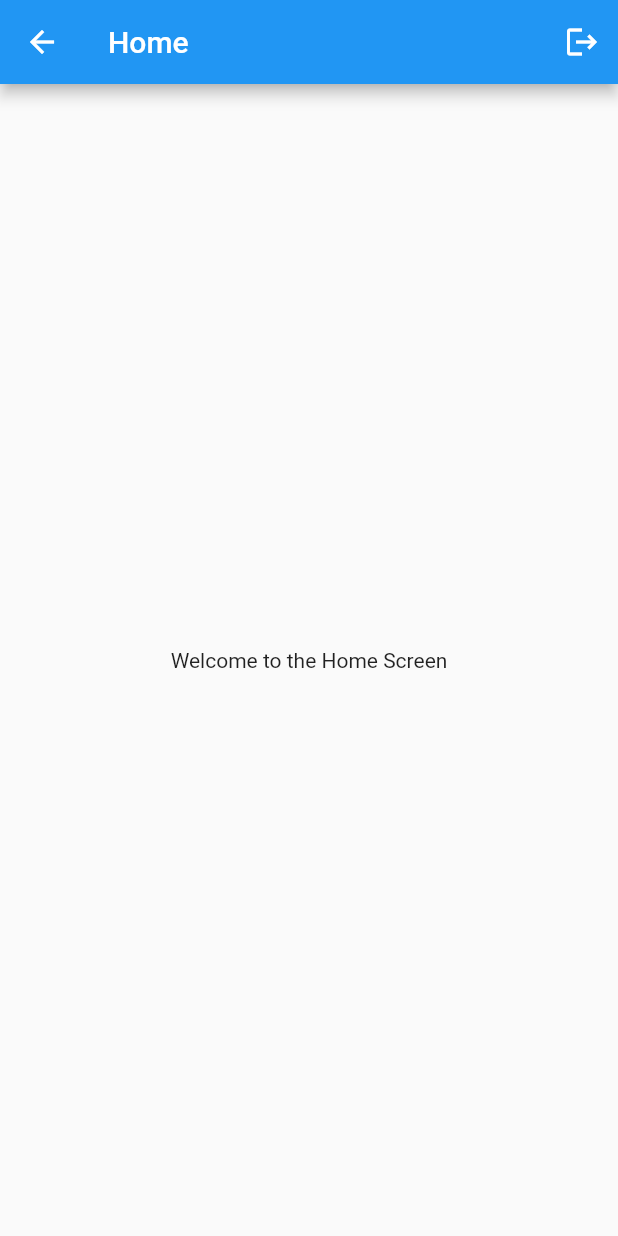
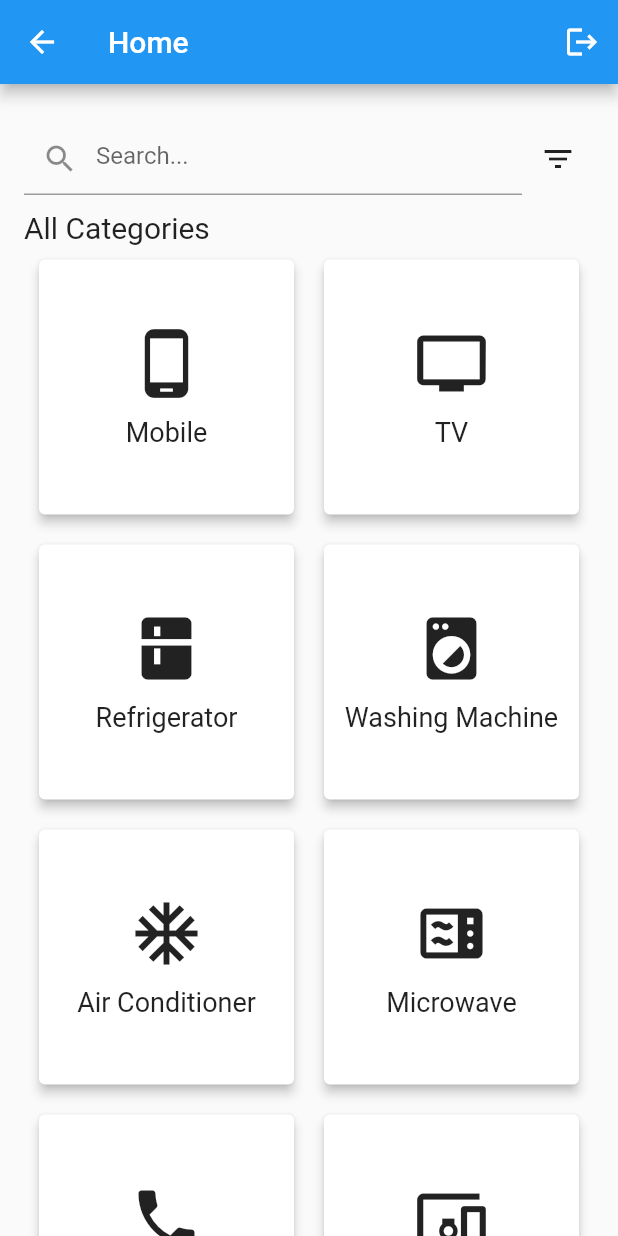
Before and after one commit to mhwsam/flutter_app, a Flutter app: the HomeScreen screen opened by its route, on a phone screen of 412 x 824 dp. Run offline on Flutter 3.47's test engine with Material 2 defaults, Android fonts, the phone set to English and light mode, and no system bars.

Commit message:
home redesigned

```diff
--- a/lib/screens/home_screen.dart
+++ b/lib/screens/home_screen.dart
@@ -1,11 +1,13 @@
+
 // import 'package:flutter/material.dart';
 // import 'package:provider/provider.dart';
-// import 'package:burobd/utils/auth.dart'; // Import your authentication provider file.
+// import 'package:burobd/utils/auth.dart';
 
 // class HomeScreen extends StatelessWidget {
 //   @override
 //   Widget build(BuildContext context) {
 //     final authProvider = Provider.of<AuthProvider>(context, listen: false);
+//     final apiResponse = authProvider.apiResponse;
 
 //     return Scaffold(
 //       appBar: AppBar(
@@ -20,11 +22,24 @@
 //           ),
 //         ],
 //       ),
-//       body: const Center(
+//       body: Center(
 //         child: Column(
 //           mainAxisAlignment: MainAxisAlignment.center,
 //           children: <Widget>[
-//             Text('Welcome to the Home Screen!'),
+//             Text('Welcome to the Home Screen'),
+
+//             // Check if the API response is available
+//             if (apiResponse != null)
+//               Column(
+//                 children: [
+//                   Text('API Response Data:'),
+//                   // Display the API response data here as needed
+//                   // Example: Display the user's name
+//                   Text('User Name: ${apiResponse['user']['name']}'),
+//                    Text('Phone Number: ${apiResponse['user']['phone']}'),
+//                   // Add more widgets to display other data from the API response
+//                 ],
+//               ),
 //             // ... (Other widgets you want to display)
 //           ],
 //         ),
@@ -37,6 +52,17 @@ import 'package:provider/provider.dart';
 import 'package:burobd/utils/auth.dart';
 
 class HomeScreen extends StatelessWidget {
+  final List<CategoryData> categories = [
+    CategoryData("Mobile", Icons.phone_android),
+    CategoryData("TV", Icons.tv),
+    CategoryData("Refrigerator", Icons.kitchen),
+    CategoryData("Washing Machine", Icons.local_laundry_service),
+    CategoryData("Air Conditioner", Icons.ac_unit),
+    CategoryData("Microwave", Icons.microwave),
+    CategoryData("Accessories", Icons.phone),
+    CategoryData("Small Appliances", Icons.devices_other),
+  ];
+
   @override
   Widget build(BuildContext context) {
     final authProvider = Provider.of<AuthProvider>(context, listen: false);
@@ -55,11 +81,36 @@ class HomeScreen extends StatelessWidget {
           ),
         ],
       ),
-      body: Center(
+      body: SingleChildScrollView(
+        child: Padding(
+          padding: const EdgeInsets.all(16.0),
           child: Column(
-          mainAxisAlignment: MainAxisAlignment.center,
+            crossAxisAlignment: CrossAxisAlignment.start,
             children: <Widget>[
-            Text('Welcome to the Home Screen'),
+              // Text('Welcome to the Home Screen', style: TextStyle(fontSize: 20)),
+
+              // Search Bar with Icons
+              Container(
+                padding: EdgeInsets.symmetric(vertical: 10),
+                child: Row(
+                  children: [
+                    Expanded(
+                      child: TextField(
+                        decoration: InputDecoration(
+                          hintText: 'Search...',
+                          prefixIcon: Icon(Icons.search),
+                        ),
+                      ),
+                    ),
+                    IconButton(
+                      icon: Icon(Icons.filter_list),
+                      onPressed: () {
+                        // Implement filter functionality here
+                      },
+                    ),
+                  ],
+                ),
+              ),
 
               // Check if the API response is available
               if (apiResponse != null)
@@ -74,9 +125,52 @@ class HomeScreen extends StatelessWidget {
                   ],
                 ),
               // ... (Other widgets you want to display)
+
+              // Add the GridView for categories
+              Text('All Categories', style: TextStyle(fontSize: 20)),
+              GridView.builder(
+                shrinkWrap: true,
+                itemCount: categories.length,
+                gridDelegate: SliverGridDelegateWithFixedCrossAxisCount(
+                  crossAxisCount: 2, // Number of columns in the grid
+                ),
+                itemBuilder: (context, index) {
+                  return CategoryCard(category: categories[index]);
+                },
+              ),
             ],
+          ),
         ),
       ),
     );
   }
 }
+
+class CategoryData {
+  final String name;
+  final IconData icon;
+
+  CategoryData(this.name, this.icon);
+}
+
+class CategoryCard extends StatelessWidget {
+  final CategoryData category;
+
+  CategoryCard({required this.category});
+
+  @override
+  Widget build(BuildContext context) {
+    return Card(
+      elevation: 3,
+      margin: EdgeInsets.all(10),
+      child: Column(
+        mainAxisAlignment: MainAxisAlignment.center,
+        children: [
+          Icon(category.icon, size: 50),
+          SizedBox(height: 10),
+          Text(category.name, style: TextStyle(fontSize: 18)),
+        ],
+      ),
+    );
+  }
+}
```
Lines whose indentation alone changed are shown as unchanged.
